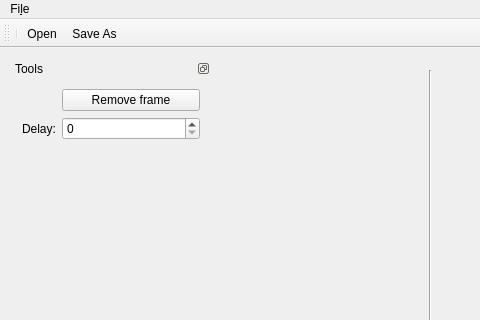
Qt form mainwindow.ui (darmonlor/KUgif) before a commit; both pictures show x 0 to 480 and y 0 to 320 of the 659 by 529 pixel window.
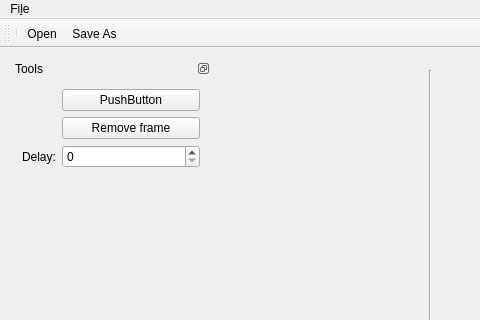
The same form after that commit.

Diff of the .ui file:
```diff
--- a/mainwindow.ui
+++ b/mainwindow.ui
@@ -71,27 +71,34 @@
        </property>
        <widget class="QWidget" name="dockWidgetContents_2">
         <layout class="QFormLayout" name="formLayout">
-         <item row="4" column="0">
+         <item row="5" column="0">
           <widget class="QLabel" name="label_3">
            <property name="text">
             <string>Delay:</string>
            </property>
           </widget>
          </item>
-         <item row="3" column="1">
+         <item row="4" column="1">
           <widget class="QPushButton" name="frameRemoveButton">
            <property name="text">
             <string>Remove frame</string>
            </property>
           </widget>
          </item>
-         <item row="4" column="1">
+         <item row="5" column="1">
           <widget class="QSpinBox" name="delayBox">
            <property name="maximum">
             <number>1000000000</number>
            </property>
           </widget>
          </item>
+         <item row="3" column="1">
+          <widget class="QPushButton" name="pushButton">
+           <property name="text">
+            <string>PushButton</string>
+           </property>
+          </widget>
+         </item>
         </layout>
        </widget>
       </widget>
```
Left out of the diff: 6 changed lines with no effect on the pictures.
